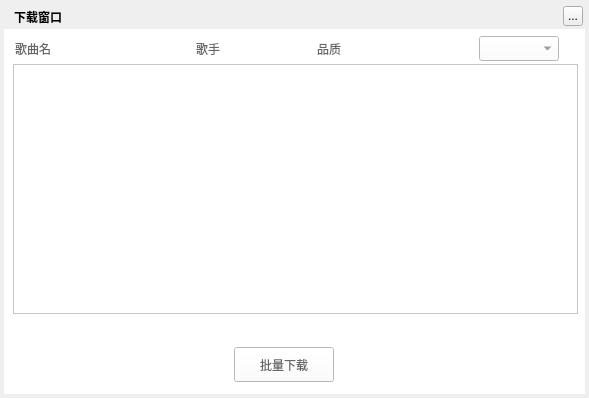
Qt form TTKModule/TTKWidget/musicUiKits/musicWidgetKits/musicdownloadbatchwidget.ui (Greedysky/TTKMusicPlayer) before a commit.
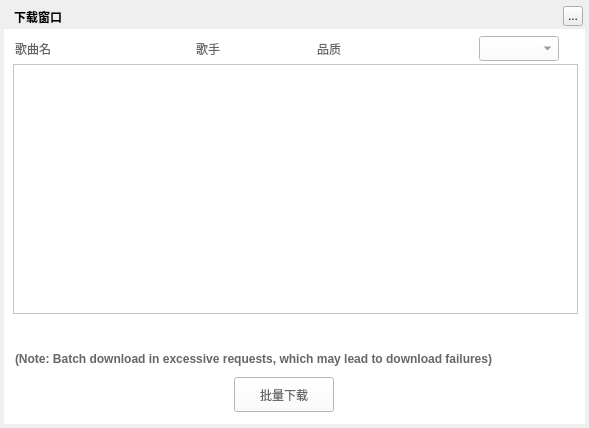
The same form after that commit. Custom widgets are drawn as their Qt base class.

Commit message: style: Code format clean[650092]

```diff
--- a/TTKModule/TTKWidget/musicUiKits/musicWidgetKits/musicdownloadbatchwidget.ui
+++ b/TTKModule/TTKWidget/musicUiKits/musicWidgetKits/musicdownloadbatchwidget.ui
@@ -7,7 +7,7 @@
     <x>0</x>
     <y>0</y>
     <width>589</width>
-    <height>398</height>
+    <height>428</height>
    </rect>
   </property>
   <property name="windowTitle">
@@ -22,7 +22,7 @@
      <x>4</x>
      <y>4</y>
      <width>581</width>
-     <height>390</height>
+     <height>420</height>
     </rect>
    </property>
    <property name="styleSheet">
@@ -67,7 +67,7 @@
      <x>4</x>
      <y>29</y>
      <width>581</width>
-     <height>365</height>
+     <height>395</height>
     </rect>
    </property>
    <property name="styleSheet">
@@ -78,7 +78,7 @@
     <property name="geometry">
      <rect>
       <x>230</x>
-      <y>318</y>
+      <y>348</y>
       <width>100</width>
       <height>35</height>
      </rect>
@@ -165,6 +165,22 @@
      </rect>
     </property>
    </widget>
+   <widget class="QLabel" name="infoLabel">
+    <property name="geometry">
+     <rect>
+      <x>11</x>
+      <y>320</y>
+      <width>561</width>
+      <height>20</height>
+     </rect>
+    </property>
+    <property name="styleSheet">
+     <string notr="true">font-weight:bold;</string>
+    </property>
+    <property name="text">
+     <string>(Note: Batch download in excessive requests, which may lead to download failures)</string>
+    </property>
+   </widget>
   </widget>
  </widget>
  <customwidgets>
```
The commit also changes 10 other files.
